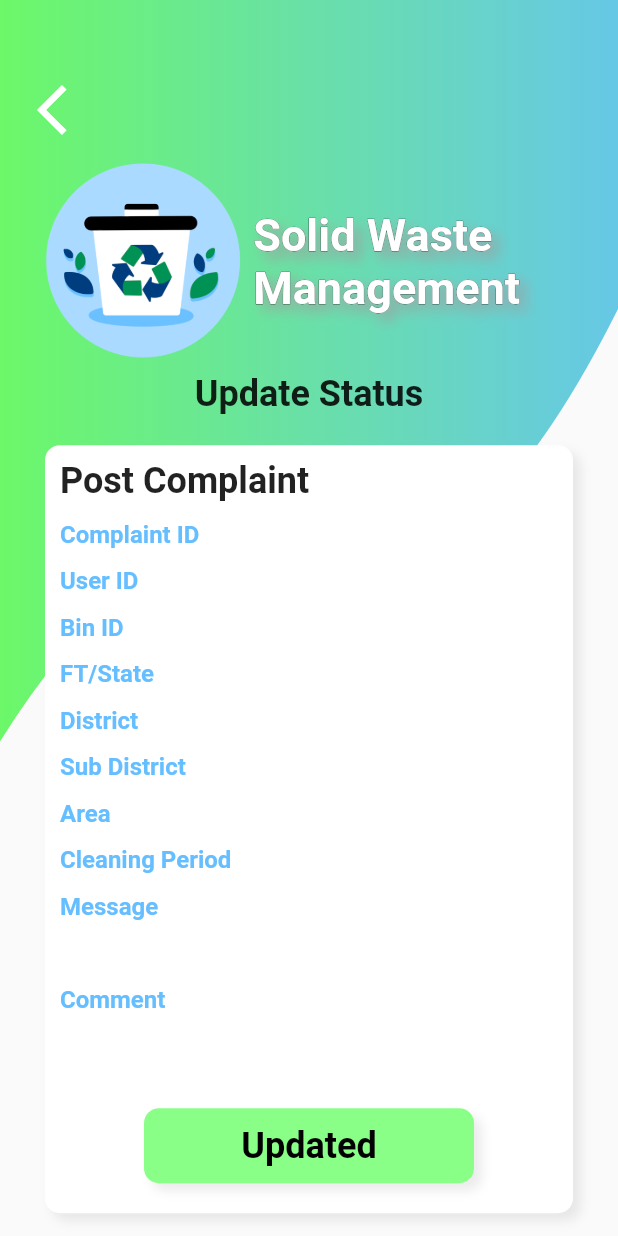
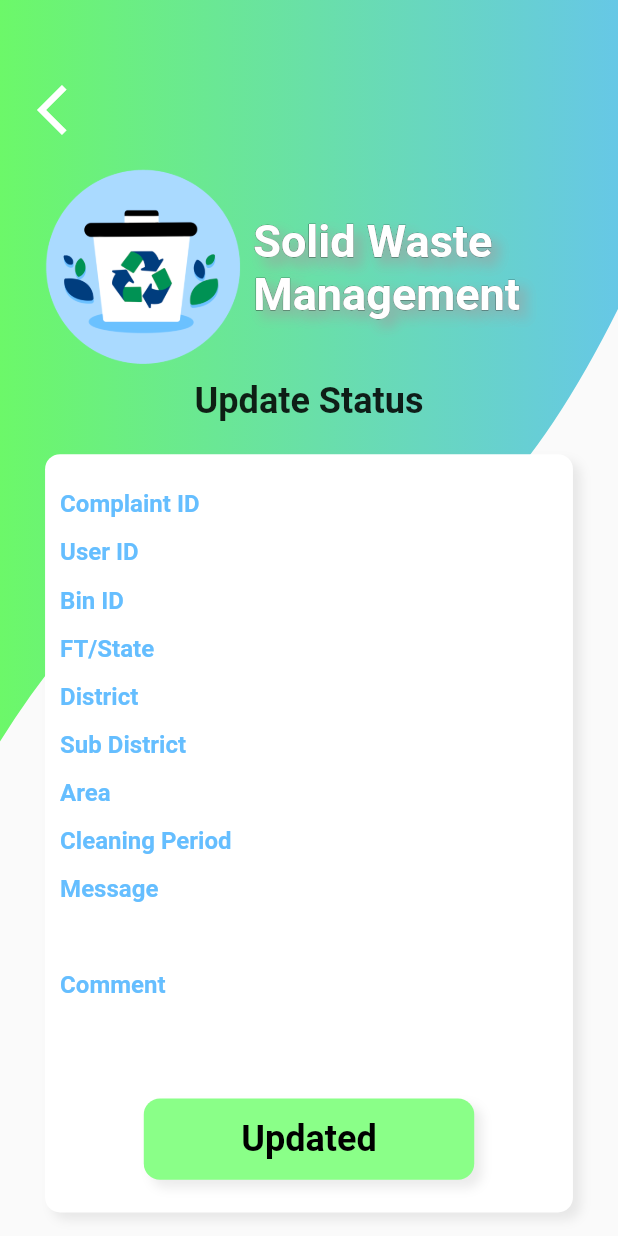
Before and after one commit to KahChoo99/Waste-Management-Application---Flutter, a Flutter app: the AdminViewComplaintsDetail screen opened directly with empty values, on a phone screen of 412 x 824 dp. Run offline on Flutter 3.47's test engine with Material 2 defaults, Android fonts, the phone set to English and light mode, and no system bars; drawn by our look-alikes of bordered_text; our stand-ins replace hive; accounts and stored records are empty; generated files the repository leaves out were written again.

Commit message:
Set responsive layout for admin_view_complaints_detail.dart

```diff
--- a/lib/screens/main/admin/admin_view_complaints_detail.dart
+++ b/lib/screens/main/admin/admin_view_complaints_detail.dart
@@ -3,6 +3,7 @@ import 'package:flutter/material.dart';
 import 'package:flutter/rendering.dart';
 import 'package:waste_management/constants/strings.dart';
 import 'package:waste_management/constants/themes.dart';
+import 'package:waste_management/constants/values.dart';
 import 'package:waste_management/data/complaint/complaint.dart';
 import 'package:waste_management/data/data.dart';
 import 'package:waste_management/widgets/alert_dialog.dart';
@@ -30,6 +31,9 @@ class _AdminViewComplaintsDetail extends State<AdminViewComplaintsDetail> {
     double screenWidth = MediaQuery.of(context).size.width;
     double screenHeight = MediaQuery.of(context).size.height;
 
+    double widthRatio = screenWidth / dDemoWidth;
+    double heightRatio = screenHeight / dDemoHeight;
+
     Map<String, String> binComplaintData =
         widget.complaint.getBinDataForAdmin();
     String status = binComplaintData.remove(sStatus);
@@ -41,23 +45,27 @@ class _AdminViewComplaintsDetail extends State<AdminViewComplaintsDetail> {
     Column cardList = Column(
       children: [
         SizedBox(
-          height: 20,
+          height: 20 * heightRatio,
         ),
         Container(
           width: screenWidth,
-          padding: EdgeInsets.fromLTRB(10, 10, 10, 10),
-          margin: EdgeInsets.fromLTRB(30, 0, 30, 0),
+          padding: EdgeInsets.fromLTRB(
+            10 * widthRatio,
+            10 * heightRatio,
+            10 * widthRatio,
+            10 * heightRatio,
+          ),
+          margin: EdgeInsets.fromLTRB(
+            30 * widthRatio,
+            0,
+            30 * widthRatio,
+            0,
+          ),
           decoration: mainContainerBGBoxDecoration,
           child: Column(
             children: [
-              Align(
-                alignment: Alignment.centerLeft,
-                child: Text(sPostComplaint,
-                    style:
-                    TextStyle(fontWeight: FontWeight.bold, fontSize: 24)),
-              ),
               SizedBox(
-                height: 10,
+                height: 10 * heightRatio,
               ),
               for (String binKey in binKeys)
                 Row(
@@ -66,25 +74,42 @@ class _AdminViewComplaintsDetail extends State<AdminViewComplaintsDetail> {
                     Expanded(
                       flex: 4,
                       child: Container(
-                        padding: EdgeInsets.fromLTRB(0, 2, 0, 0),
-                        margin: EdgeInsets.fromLTRB(0, 0, 0, 10),
-                        child: Text(binKey,
+                        padding: EdgeInsets.fromLTRB(
+                          0,
+                          2 * heightRatio,
+                          0,
+                          0,
+                        ),
+                        margin: EdgeInsets.fromLTRB(
+                          0,
+                          0,
+                          0,
+                          10 * heightRatio,
+                        ),
+                        child: Text(
+                          binKey,
                           style: TextStyle(
                             color: wordAndIconBlue,
                             fontWeight: FontWeight.bold,
-                                fontSize: 16)),
+                            fontSize: 16 * widthRatio,
+                          ),
+                        ),
                       ),
                     ),
                     SizedBox(
-                      width: 10,
+                      width: 10 * widthRatio,
                     ),
                     Expanded(
                       flex: 6,
                       child: Container(
-                        margin: EdgeInsets.fromLTRB(0, 0, 0, 10),
-                        child: Text(binComplaintData[binKey],
+                        margin: EdgeInsets.fromLTRB(0, 0, 0, 10 * heightRatio),
+                        child: Text(
+                          binComplaintData[binKey],
                           style: TextStyle(
-                                fontWeight: FontWeight.bold, fontSize: 18)),
+                            fontWeight: FontWeight.bold,
+                            fontSize: 18 * widthRatio,
+                          ),
+                        ),
                       ),
                     )
                   ],
@@ -92,44 +117,77 @@ class _AdminViewComplaintsDetail extends State<AdminViewComplaintsDetail> {
               Align(
                 alignment: Alignment.centerLeft,
                 child: Container(
-                  padding: EdgeInsets.fromLTRB(0, 2, 0, 0),
-                  margin: EdgeInsets.fromLTRB(0, 0, 0, 10),
-                  child: Text(sMessage,
+                  padding: EdgeInsets.fromLTRB(
+                    0,
+                    2 * heightRatio,
+                    0,
+                    0,
+                  ),
+                  margin: EdgeInsets.fromLTRB(
+                    0,
+                    0,
+                    0,
+                    10 * heightRatio,
+                  ),
+                  child: Text(
+                    sMessage,
                     style: TextStyle(
                       color: wordAndIconBlue,
                       fontWeight: FontWeight.bold,
-                          fontSize: 16)),
+                      fontSize: 16 * widthRatio,
+                    ),
+                  ),
                 ),
               ),
               Container(
-                  margin: EdgeInsets.fromLTRB(0, 0, 0, 10),
+                  margin: EdgeInsets.fromLTRB(
+                    0,
+                    0,
+                    0,
+                    10 * heightRatio,
+                  ),
                   child: Align(
                     alignment: Alignment.centerLeft,
                     child: Text(
                       complaintMessage,
                       style: TextStyle(
                         fontWeight: FontWeight.bold,
-                        fontSize: 18,
+                        fontSize: 18 * widthRatio,
                       ),
                     ),
                   )),
               Align(
                 alignment: Alignment.centerLeft,
                 child: Container(
-                  padding: EdgeInsets.fromLTRB(0, 2, 0, 0),
-                  margin: EdgeInsets.fromLTRB(0, 0, 0, 10),
+                  padding: EdgeInsets.fromLTRB(
+                    0,
+                    2 * heightRatio,
+                    0,
+                    0,
+                  ),
+                  margin: EdgeInsets.fromLTRB(
+                    0,
+                    0,
+                    0,
+                    10 * heightRatio,
+                  ),
                   child: Text(
                     sComment,
                     style: TextStyle(
                       color: wordAndIconBlue,
                       fontWeight: FontWeight.bold,
-                      fontSize: 16,
+                      fontSize: 16 * widthRatio,
                     ),
                   ),
                 ),
               ),
               Container(
-                margin: EdgeInsets.fromLTRB(0, 0, 0, 10),
+                margin: EdgeInsets.fromLTRB(
+                  0,
+                  0,
+                  0,
+                  10 * heightRatio,
+                ),
                 child: status == sPending
                     ? TextField(
                         maxLines: 8,
@@ -139,74 +197,92 @@ class _AdminViewComplaintsDetail extends State<AdminViewComplaintsDetail> {
                         decoration: InputDecoration(
                           hintText: sDescription,
                           border: OutlineInputBorder(
-                      borderRadius: BorderRadius.circular(5.0),
+                            borderRadius:
+                                BorderRadius.circular(10.0 * heightRatio),
                             borderSide: BorderSide(
                               color: Colors.amber,
                               style: BorderStyle.solid,
                             ),
                           ),
                         ),
+                        style: TextStyle(
+                          fontSize: (defaultTextFieldFontSize + 2) * widthRatio,
+                        ),
                       )
                     : Align(
                         alignment: Alignment.centerLeft,
                         child: Container(
-                    padding: EdgeInsets.fromLTRB(0, 2, 0, 0),
-                    margin: EdgeInsets.fromLTRB(0, 0, 0, 10),
+                          padding: EdgeInsets.fromLTRB(
+                            0,
+                            2 * heightRatio,
+                            0,
+                            0,
+                          ),
+                          margin: EdgeInsets.fromLTRB(
+                            0,
+                            0,
+                            0,
+                            10 * heightRatio,
+                          ),
                           child: Text(
                             commentMessage,
                             style: TextStyle(
                               fontWeight: FontWeight.bold,
-                        fontSize: 18,
+                              fontSize: 18 * widthRatio,
                             ),
                           ),
                         ),
                       ),
               ),
               Container(
-                margin: EdgeInsets.fromLTRB(50, 10, 50, 10),
+                margin: EdgeInsets.fromLTRB(
+                  50 * widthRatio,
+                  10 * heightRatio,
+                  50 * widthRatio,
+                  10 * heightRatio,
+                ),
                 decoration: mainButtonBoxDecoration,
-                child: status == sPending
-                    ? FlatButton(
+                child: FlatButton(
                   shape: RoundedRectangleBorder(
-                    borderRadius: BorderRadius.circular(10.0),
+                    borderRadius: BorderRadius.circular(10.0 * heightRatio),
                   ),
-                  minWidth: 220,
-                  height: 50,
-                  onPressed: () {
-                    String commentMessage = _commentEditingController.text;
+                  minWidth: 220 * widthRatio,
+                  height: 50 * heightRatio,
+                  onPressed: status == sPending
+                      ? () {
+                          String commentMessage =
+                              _commentEditingController.text;
                           if (commentMessage == null || commentMessage == "")
                             showPleaseWriteSomeMessage(context);
                           else {
-                      if (commentMessage == "-" || commentMessage == "None" || commentMessage == "none")
+                            if (commentMessage == "-" ||
+                                commentMessage == "None" ||
+                                commentMessage == "none")
                               showPleaseWriteSomeMessage(context);
-                      else{
-                        d.updateComplaintStatus(widget.complaint, commentMessage);
+                            else {
+                              d.updateComplaintStatus(
+                                  widget.complaint, commentMessage);
                               showUpdateSuccess(context);
                             }
                           }
-                  },
-                  color: buttonBlue,
-                  child: Text(sUpdate,
+                        }
+                      : () {},
+                  color: status == sPending ? buttonBlue : buttonGreen,
+                  child: Text(
+                    status == sPending ? sUpdate : sUpdated,
                     style: TextStyle(
-                          fontWeight: FontWeight.bold, fontSize: 24)),
-                  textColor: Colors.black,
-                )
-                    : FlatButton(
-                  shape: RoundedRectangleBorder(
-                    borderRadius: BorderRadius.circular(10.0),
+                      fontWeight: FontWeight.bold,
+                      fontSize: 24 * widthRatio,
                     ),
-                  minWidth: 220,
-                  height: 50,
-                  onPressed: () {},
-                  color: buttonGreen,
-                  child: Text(sUpdated,
-                      style: TextStyle(
-                          fontWeight: FontWeight.bold, fontSize: 24)),
+                  ),
                   textColor: Colors.black,
                 ),
               ),
             ],
           ),
+        ),
+        SizedBox(
+          height: 30 * heightRatio,
         ),
       ],
     );
@@ -218,33 +294,42 @@ class _AdminViewComplaintsDetail extends State<AdminViewComplaintsDetail> {
           SingleChildScrollView(
             child: Container(
               alignment: Alignment.center,
-                child: Column(
+              child: Stack(
+                children: [
+                  Column(
                     children: [
                       SizedBox(
-                      height: 50,
+                        height: 50 * heightRatio,
                       ),
                       Column(
                         mainAxisAlignment: MainAxisAlignment.center,
                         children: <Widget>[
                           IconAndTitle(screenWidth: screenWidth),
-                        Text(sUpdateStatus,
+                          Text(
+                            sUpdateStatus,
                             style: TextStyle(
-                                fontWeight: FontWeight.bold, fontSize: 24)),
+                              fontWeight: FontWeight.bold,
+                              fontSize: 24 * widthRatio,
+                            ),
+                          ),
                           Container(
                             width: screenWidth,
                             child: cardList,
                           ),
                         ],
                       ),
-                    SizedBox(
-                      height: 30,
+                    ],
+                  ),
+                  ArrowBackPop(
+                    screenWidth: screenWidth,
+                    screenHeight: screenHeight,
                   ),
                 ],
               ),
             ),
           ),
-            ArrowBackPop(screenWidth: screenWidth, screenHeight: screenHeight),
         ],
-        ));
+      ),
+    );
   }
 }
```
Lines whose indentation alone changed are shown as unchanged.
